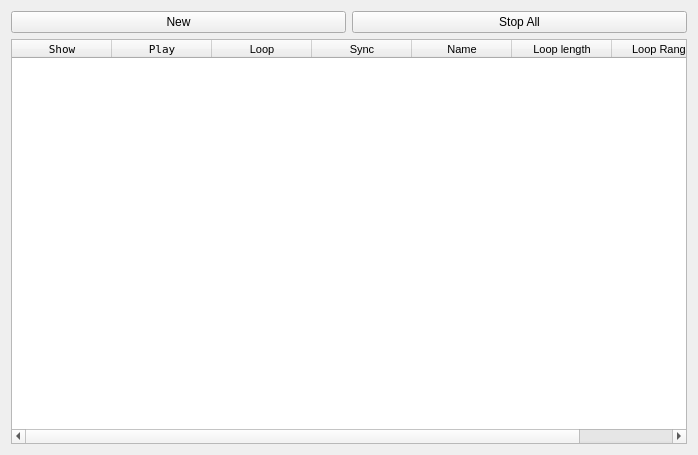
CsoundQt/CsoundQt, file src/liveeventcontrol.ui: the form before one commit.
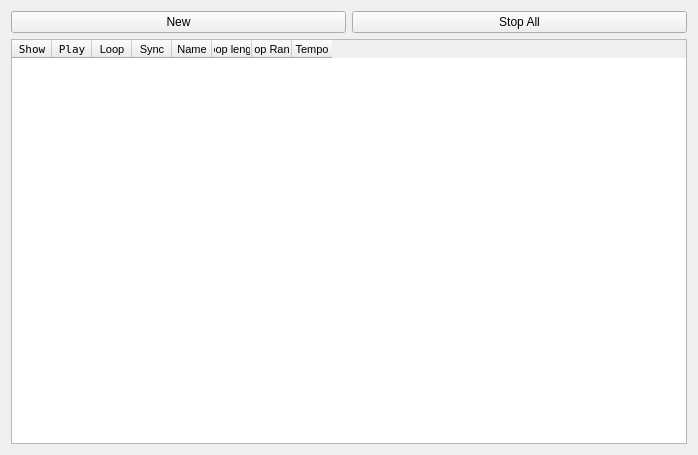
The form after the commit.

Commit message: Added Live Event Controller Panel (unfinished but working) Added option to have widgets open the properties dialog automatically when they are created (enabled by default)

```diff
--- a/src/liveeventcontrol.ui
+++ b/src/liveeventcontrol.ui
@@ -29,8 +29,38 @@
       <number>0</number>
      </property>
      <property name="columnCount">
-      <number>7</number>
+      <number>8</number>
      </property>
+     <attribute name="horizontalHeaderVisible">
+      <bool>true</bool>
+     </attribute>
+     <attribute name="horizontalHeaderDefaultSectionSize">
+      <number>40</number>
+     </attribute>
+     <attribute name="horizontalHeaderMinimumSectionSize">
+      <number>30</number>
+     </attribute>
+     <attribute name="horizontalHeaderShowSortIndicator" stdset="0">
+      <bool>false</bool>
+     </attribute>
+     <attribute name="verticalHeaderVisible">
+      <bool>false</bool>
+     </attribute>
+     <attribute name="verticalHeaderVisible">
+      <bool>false</bool>
+     </attribute>
+     <attribute name="horizontalHeaderShowSortIndicator" stdset="0">
+      <bool>false</bool>
+     </attribute>
+     <attribute name="horizontalHeaderVisible">
+      <bool>true</bool>
+     </attribute>
+     <attribute name="horizontalHeaderMinimumSectionSize">
+      <number>30</number>
+     </attribute>
+     <attribute name="horizontalHeaderDefaultSectionSize">
+      <number>40</number>
+     </attribute>
      <column>
       <property name="text">
        <string>Show</string>
@@ -103,6 +133,16 @@
        </font>
       </property>
      </column>
+     <column>
+      <property name="text">
+       <string>Tempo</string>
+      </property>
+      <property name="font">
+       <font>
+        <pointsize>8</pointsize>
+       </font>
+      </property>
+     </column>
     </widget>
    </item>
    <item row="0" column="0">
```
The commit also changes 19 other files.
